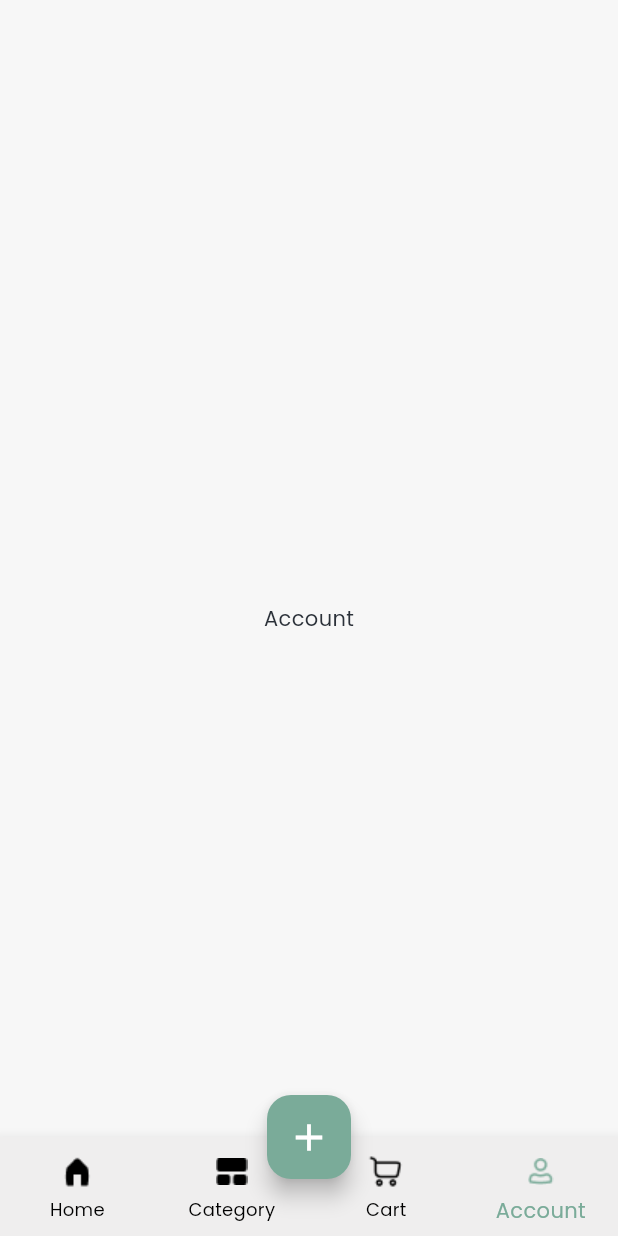
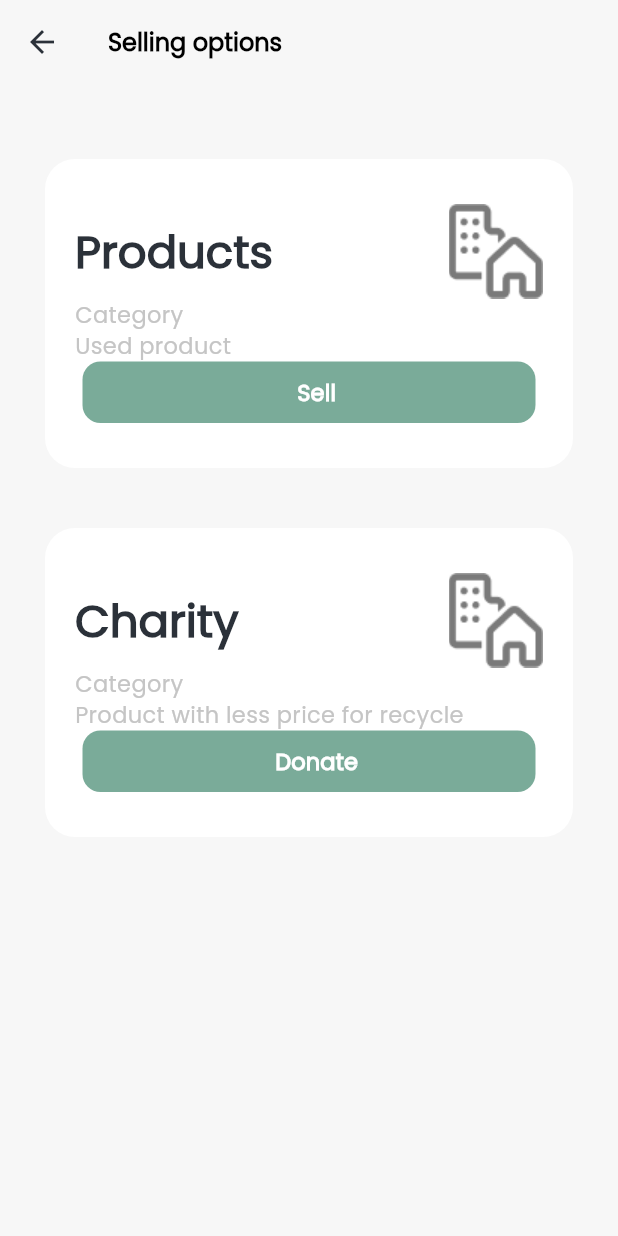
Before and after one commit to habibaabdelhamidd/Second-Spin, a Flutter app: the HomeLayout screen opened by its route, item 4 of the bottom bar chosen, after a tap on the "add" icon, on a phone screen of 412 x 824 dp. Run offline on Flutter 3.47's test engine with Material 3 defaults, Android fonts, the phone set to English and light mode, and no system bars; our stand-ins replace carousel_slider.

Commit message:
sell screen

```diff
--- a/lib/layouts/homelayout/homelayout.dart
+++ b/lib/layouts/homelayout/homelayout.dart
@@ -1,6 +1,7 @@
 import 'package:flutter/cupertino.dart';
 import 'package:flutter/material.dart';
 import 'package:graduation/screens/account/account.dart';
+import 'package:graduation/screens/sell/sell_view.dart';
 import '../../screens/cart/cart_view/cart_view.dart';
 import '../../screens/category/options/category_view.dart';
 import '../../screens/home/home/home.dart';
@@ -34,7 +35,9 @@ class _HomeLayoutState extends State<HomeLayout> {
           backgroundColor: Colors.transparent,
           child: FloatingActionButton(
             backgroundColor: theme.primaryColor,
-            onPressed: () {},
+            onPressed: () {
+              Navigator.pushNamed(context, SellView.routeName);
+            },
             child: Icon(
               Icons.add,
               size: 30,
--- a/lib/main.dart
+++ b/lib/main.dart
@@ -11,7 +11,6 @@ import 'package:graduation/screens/category/used/used_category.dart';
 import 'package:graduation/screens/category/used/used_details.dart';
 import 'package:graduation/screens/category/used/used_items.dart';
 import 'package:graduation/screens/category/used/used_view.dart';
-import 'package:graduation/screens/home/favourite/all_favourit_product.dart';
 import 'package:graduation/screens/home/favourite/all_favourite_product.dart';
 import 'package:graduation/screens/home/favourite/favourite_product_details.dart';
 import 'package:graduation/screens/home/home/home.dart';
@@ -20,6 +19,7 @@ import 'package:graduation/screens/home/search/search_items.dart';
 import 'package:graduation/screens/home/search/search_view.dart';
 import 'package:graduation/screens/login/login_page.dart';
 import 'package:graduation/screens/register/register_page.dart';
+import 'package:graduation/screens/sell/sell_view.dart';
 import 'package:graduation/screens/splash/splashscreen.dart';
 
 void main() {
@@ -55,7 +55,8 @@ class MyApp extends StatelessWidget {
         UsedView.routeName : (context)=> UsedView(),
         UsedCategory.routeName : (context)=> UsedCategory(),
         UsedItem.routeName : (context)=> UsedItem(),
-        UsedDetails.routeName : (context)=> UsedDetails()
+        UsedDetails.routeName : (context)=> UsedDetails(),
+        SellView.routeName : (context)=> SellView(),
       },
       home: Splashscreen(),
     );
--- a/lib/screens/category/used/used_details.dart
+++ b/lib/screens/category/used/used_details.dart
@@ -55,12 +55,12 @@ class UsedDetails extends StatelessWidget {
               ),
             ),
             SizedBox(
-              height: MediaQuery.of(context).size.height * 0.2,
+              height: MediaQuery.of(context).size.height * 0.15,
             ),
             Buttons(
               title: " Add to cart",
               logo: "homecart.png",
-              imgColor: Colors.white,
+              imgColor: Colors.white, padd: 15,
             )
           ],
         ),
--- a/lib/screens/home/favourite/favourite_card.dart
+++ b/lib/screens/home/favourite/favourite_card.dart
@@ -16,7 +16,9 @@ class Favourite_card extends StatelessWidget{
       child: Column(
         crossAxisAlignment: CrossAxisAlignment.start,
         children: [
-          Image.asset("assets/image/favimage.png" , width: mediaquare.width/2.2,fit:BoxFit.cover,),
+          Image.asset("assets/image/favimage.png" ,
+            width: mediaquare.width/2.2,
+            fit:BoxFit.cover,),
           Text(
             "Modern beige sofa",
             style: theme.textTheme.bodyLarge,
--- a/lib/screens/home/search/search_details.dart
+++ b/lib/screens/home/search/search_details.dart
@@ -55,12 +55,12 @@ class SearchDetails extends StatelessWidget {
               ),
             ),
             SizedBox(
-              height: MediaQuery.of(context).size.height * 0.2,
+              height: MediaQuery.of(context).size.height * 0.15,
             ),
             Buttons(
               title: " Add to cart",
               logo: "homecart.png",
-              imgColor: Colors.white,
+              imgColor: Colors.white, padd: 15,
             )
           ],
         ),
--- a/lib/screens/login/buttons.dart
+++ b/lib/screens/login/buttons.dart
@@ -1,16 +1,17 @@
 import 'package:flutter/material.dart';
 
 class Buttons extends StatelessWidget {
+   double padd;
   final String title;
   Color? imgColor;
   String? logo;
-   Buttons({super.key, required this.title, this.logo, this.imgColor});
+   Buttons({super.key, required this.title, this.logo, this.imgColor,required this.padd});
 
   @override
   Widget build(BuildContext context) {
     var theme = Theme.of(context);
     return Container(
-        padding: const EdgeInsets.symmetric(vertical: 15),
+        padding: EdgeInsets.symmetric(vertical: padd),
         margin: const EdgeInsets.symmetric(horizontal: 5),
         width: double.infinity,
         decoration: BoxDecoration(
--- a/lib/screens/login/login_page.dart
+++ b/lib/screens/login/login_page.dart
@@ -124,7 +124,7 @@ class _LoginPageState extends State<LoginPage> {
                         Navigator.pushNamed(context, HomeLayout.routeName);
                       },
                       child: Buttons(
-                        title: 'Login',
+                        title: 'Login', padd: 15,
                       )),
                   SizedBox(
                     height: MediaQuery.of(context).size.height * 0.03,
--- a/lib/screens/register/register_page.dart
+++ b/lib/screens/register/register_page.dart
@@ -156,7 +156,7 @@ class _RegisterPageState extends State<RegisterPage> {
                         signUp();
                       },
                       child: Buttons(
-                        title: 'Sign up',
+                        title: 'Sign up', padd: 15,
                       )),
                   SizedBox(
                     height: MediaQuery.of(context).size.height * 0.03,
--- /dev/null
+++ b/lib/screens/sell/form/sell_form.dart
@@ -0,0 +1,10 @@
+import 'package:flutter/cupertino.dart';
+
+class SellForm extends StatelessWidget {
+  const SellForm({super.key});
+
+  @override
+  Widget build(BuildContext context) {
+    return const Placeholder();
+  }
+}
--- /dev/null
+++ b/lib/screens/sell/sell_view.dart
@@ -0,0 +1,92 @@
+import 'package:flutter/material.dart';
+import 'package:graduation/screens/login/buttons.dart';
+
+class SellView extends StatelessWidget {
+  static const String routeName = "SellView";
+  const SellView({super.key});
+
+  @override
+  Widget build(BuildContext context) {
+    var theme = Theme.of(context);
+    return Scaffold(
+      backgroundColor: theme.scaffoldBackgroundColor,
+      appBar: AppBar(
+        title: Text(
+          "Selling options",
+          style: theme.appBarTheme.titleTextStyle,
+        ),
+      ),
+      body: Column(
+        children: [
+          Container(
+            padding: const EdgeInsets.symmetric(vertical: 30,horizontal: 20),
+            margin: const EdgeInsets.only(top: 50, bottom: 20, right: 30, left: 30),
+            decoration: BoxDecoration(
+              color: Colors.white,
+              borderRadius: BorderRadius.circular(20),
+            ),
+            child: Column(
+              crossAxisAlignment: CrossAxisAlignment.start,
+              children: [
+                Row(
+                  children: [
+                    Text(
+                      "Products",
+                      style: theme.textTheme.titleLarge,
+                    ),
+                    const Spacer(),
+                    Image.asset("assets/image/options.png")
+                  ],
+                ),
+                const Text(
+                  "Category \nUsed product",
+                  style: TextStyle(color: Color(0XFFc5c5c5), fontSize: 15),
+                ),
+                GestureDetector(
+                  onTap: () {
+                    // Navigator.pushNamed(context, UsedView.routeName);
+                  },
+                  child: Buttons(title: "Sell", padd: 10,)
+                )
+              ],
+            ),
+          ),
+          Container(
+            padding:
+                const EdgeInsets.symmetric(vertical: 30,horizontal: 20),
+            margin: const EdgeInsets.symmetric(vertical: 20,horizontal: 30),
+            decoration: BoxDecoration(
+              color: Colors.white,
+              borderRadius: BorderRadius.circular(20),
+            ),
+            child: Column(
+              crossAxisAlignment: CrossAxisAlignment.start,
+              children: [
+                Row(
+                  children: [
+                    Text(
+                      "Charity",
+                      style: theme.textTheme.titleLarge,
+                    ),
+                    const Spacer(),
+                    Image.asset("assets/image/options.png")
+                  ],
+                ),
+                const Text(
+                  "Category \nProduct with less price for recycle",
+                  style: TextStyle(color: Color(0XFFc5c5c5), fontSize: 15),
+                ),
+                GestureDetector(
+                  onTap: () {
+                    // Navigator.pushNamed(context, RecycleViewProducts.routeName);
+                  },
+                  child: Buttons(title: "Donate", padd: 10,)
+                )
+              ],
+            ),
+          ),
+        ],
+      ),
+    );
+  }
+}
```
